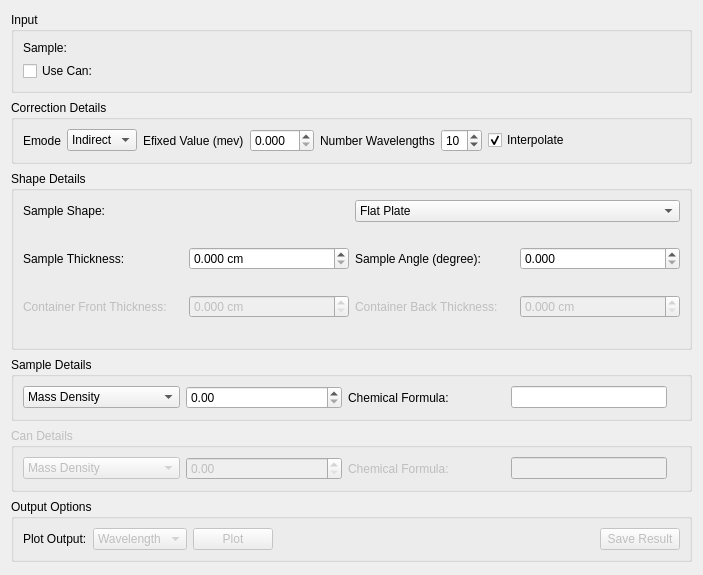
This is MantidQt/CustomInterfaces/inc/MantidQtCustomInterfaces/Indirect/CalculatePaalmanPings.ui in mantidproject/mantid as Qt 5 draws it before an edit. The edited form follows.
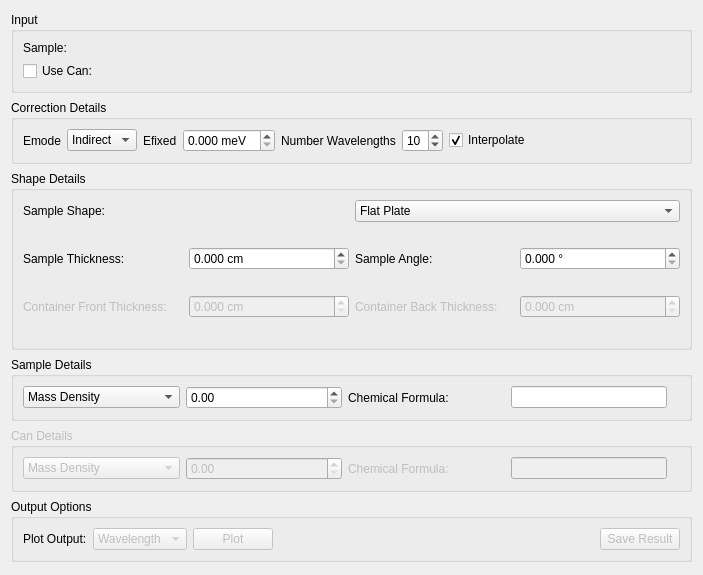
This is the edited form. Custom widgets are drawn as their Qt base class.

Commit message: Re #18470 units in docs

Diff of the .ui file:
```diff
--- a/MantidQt/CustomInterfaces/inc/MantidQtCustomInterfaces/Indirect/CalculatePaalmanPings.ui
+++ b/MantidQt/CustomInterfaces/inc/MantidQtCustomInterfaces/Indirect/CalculatePaalmanPings.ui
@@ -156,7 +156,7 @@
         <item>
          <widget class="QLabel" name="label">
           <property name="text">
-           <string>Efixed Value (mev)</string>
+           <string>Efixed</string>
           </property>
          </widget>
         </item>
@@ -168,6 +168,9 @@
           <property name="toolTip">
            <string>Efixed value in mev. </string>
           </property>
+          <property name="suffix">
+           <string> meV</string>
+          </property>
           <property name="decimals">
            <number>3</number>
           </property>
@@ -350,12 +353,15 @@
           <item row="0" column="2">
            <widget class="QLabel" name="lbFlatSampleAngle">
             <property name="text">
-             <string>Sample Angle (degree):</string>
+             <string>Sample Angle:</string>
             </property>
            </widget>
           </item>
           <item row="0" column="3">
            <widget class="QDoubleSpinBox" name="spFlatSampleAngle">
+            <property name="suffix">
+             <string> °</string>
+            </property>
             <property name="decimals">
              <number>3</number>
             </property>
```
